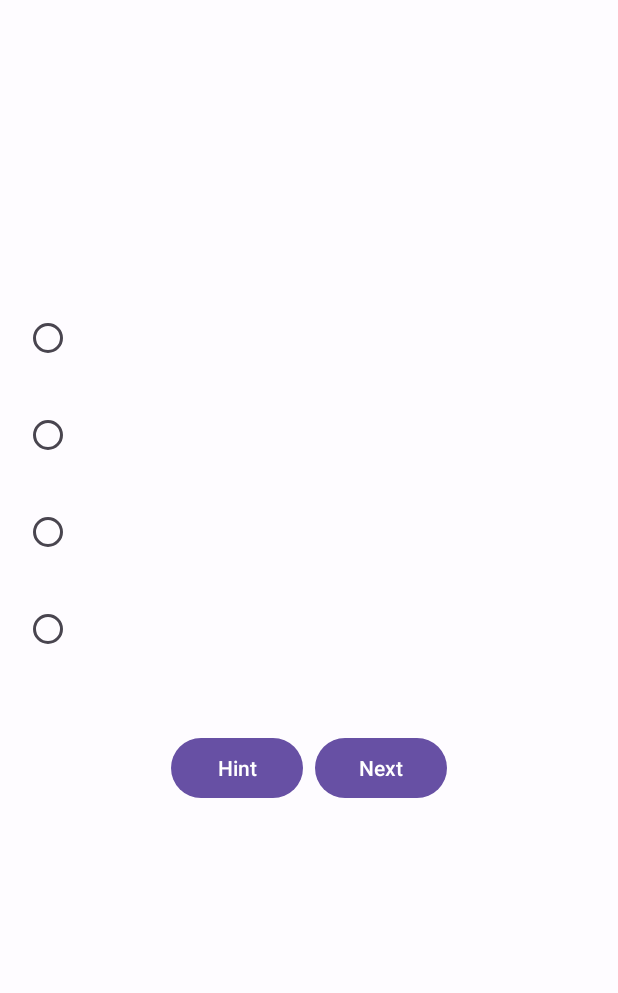
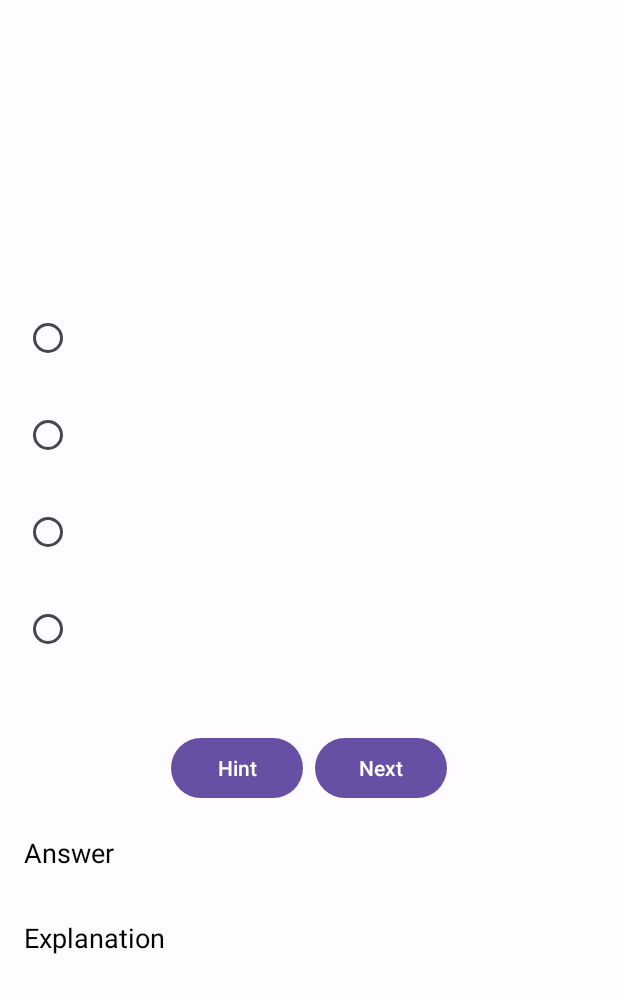
Before and after one commit to divyaprakash007/GrammarkaDrama, an Android app: the QuizActivity screen opened directly, with no data from a screen before it, on a phone screen of 412 x 824 dp. Shown: the top 993 px of the screen. Run offline under Robolectric (Android 15) with nearby library versions, the phone set to English and light mode, and no system bars; our stand-ins replace Firebase (no records; nobody signed in at launch, a user with empty details on screens opened directly).

Commit message:
All Functionality working fine as of now.

```diff
--- a/app/src/main/java/com/grammarkadrama/Model/QuizQuestionsModel.kt
+++ b/app/src/main/java/com/grammarkadrama/Model/QuizQuestionsModel.kt
@@ -4,7 +4,7 @@ import android.os.Parcelable
 class QuizQuestionsModel {
     private var questionText: String = ""
     private var options: Map<String, String> = mapOf()
-    private var correctOption: Int = 0
+    private var correctOption: Int = -1
     private var userOption: Int = 0 // Add a new property to store the user's selected option
     private var explanation: String = ""
     private var hint: String = ""
--- a/app/src/main/java/com/grammarkadrama/activity/QuizActivity.kt
+++ b/app/src/main/java/com/grammarkadrama/activity/QuizActivity.kt
@@ -25,6 +25,8 @@ class QuizActivity : AppCompatActivity() {
     private lateinit var databaseRef: DatabaseReference
     private lateinit var questionNumberTV: TextView
     private lateinit var questionTV: TextView
+    private lateinit var answerTV: TextView
+    private lateinit var explanationTV: TextView
     private lateinit var optionsRG: RadioGroup
     private lateinit var option1RB: RadioButton
     private lateinit var option2RB: RadioButton
@@ -45,6 +47,8 @@ class QuizActivity : AppCompatActivity() {
         // Initialize views
         questionNumberTV = findViewById(R.id.questionNumberTV)
         questionTV = findViewById(R.id.questionTV)
+        explanationTV = findViewById(R.id.explanationTV)
+        answerTV = findViewById(R.id.answerTV)
         optionsRG = findViewById(R.id.optionsRG)
         option1RB = findViewById(R.id.option1RB)
         option2RB = findViewById(R.id.option2RB)
@@ -94,7 +98,8 @@ class QuizActivity : AppCompatActivity() {
                             "D" to "" + dataSnapshot.child("" + i).child("options").child("4").value,
                         )
                         questionModel.setOptions(options)
-                        questionModel.setCorrectOption(1)
+                        questionModel.setCorrectOption(dataSnapshot.child("" + i).child("correct_option").getValue(Int::class.java) ?: 0)
+
                         questionModel.setHint(
                             "" + dataSnapshot.child("" + i).child("hint").value
                         )
@@ -187,6 +192,9 @@ class QuizActivity : AppCompatActivity() {
     private fun updateView(currentQuestionIndex: Int) {
         val optionsMap = Variables.questionsList[currentQuestionIndex].getOptions("A") // Get the options map for the current question
 
+        explanationTV.setText("")
+        answerTV.setText("")
+
         questionNumberTV.text = "Question Number ${currentQuestionIndex + 1} / ${Variables.questionsList.size}"
         questionTV.text = Variables.questionsList[currentQuestionIndex].getQuestionText()
 
@@ -217,6 +225,9 @@ class QuizActivity : AppCompatActivity() {
                 R.id.option3RB -> Variables.questionsList[currentQuestionIndex].setUserOption(3)
                 R.id.option4RB -> Variables.questionsList[currentQuestionIndex].setUserOption(4)
             }
+
+            explanationTV.setText("Explanation: \n${Variables.questionsList[currentQuestionIndex].getExplanation()}")
+            answerTV.setText("Right Option: ${Variables.questionsList[currentQuestionIndex].getCorrectOption()}")
         }
     }
 
--- a/app/src/main/res/layout/activity_quiz.xml
+++ b/app/src/main/res/layout/activity_quiz.xml
@@ -124,6 +124,25 @@
                 android:paddingStart="24dp"
                 android:paddingEnd="24dp" />
         </LinearLayout>
+
+        <TextView
+            android:id="@+id/answerTV"
+            android:layout_width="match_parent"
+            android:layout_height="wrap_content"
+            android:text="Answer"
+            android:textSize="18sp"
+            android:textColor="@color/black"
+            android:padding="16dp"/>
+
+        <TextView
+            android:id="@+id/explanationTV"
+            android:layout_width="match_parent"
+            android:layout_height="wrap_content"
+            android:text="Explanation"
+            android:textSize="18sp"
+            android:textColor="@color/black"
+            android:padding="16dp"/>
+
     </LinearLayout>
 
 </ScrollView>
```
Also changed, not shown: app/src/main/java/com/grammarkadrama/activity/ResultActivity.kt (+57 -2 lines), app/src/main/res/layout/activity_result.xml (+57 -2 lines).
